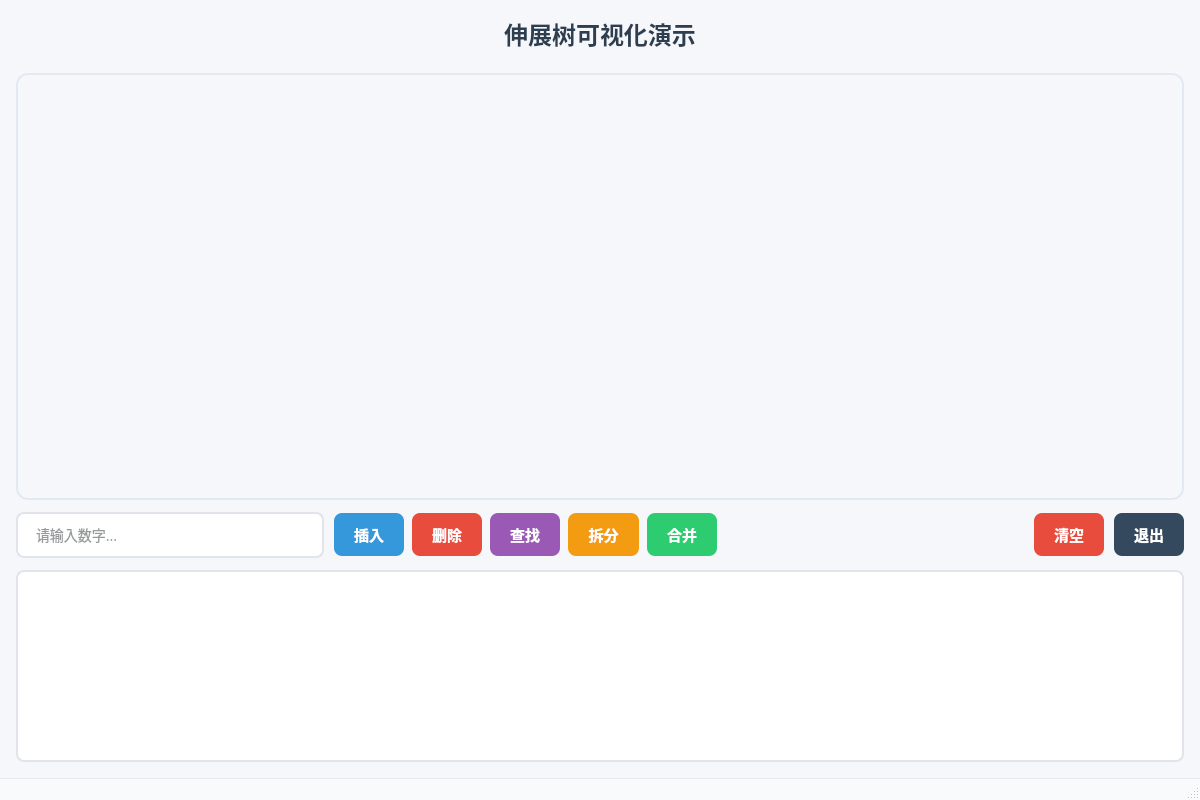
This is mainwindow.ui in xiyuan-qin/ds_course_design_qt as Qt 5 draws it before an edit. The edited form follows.
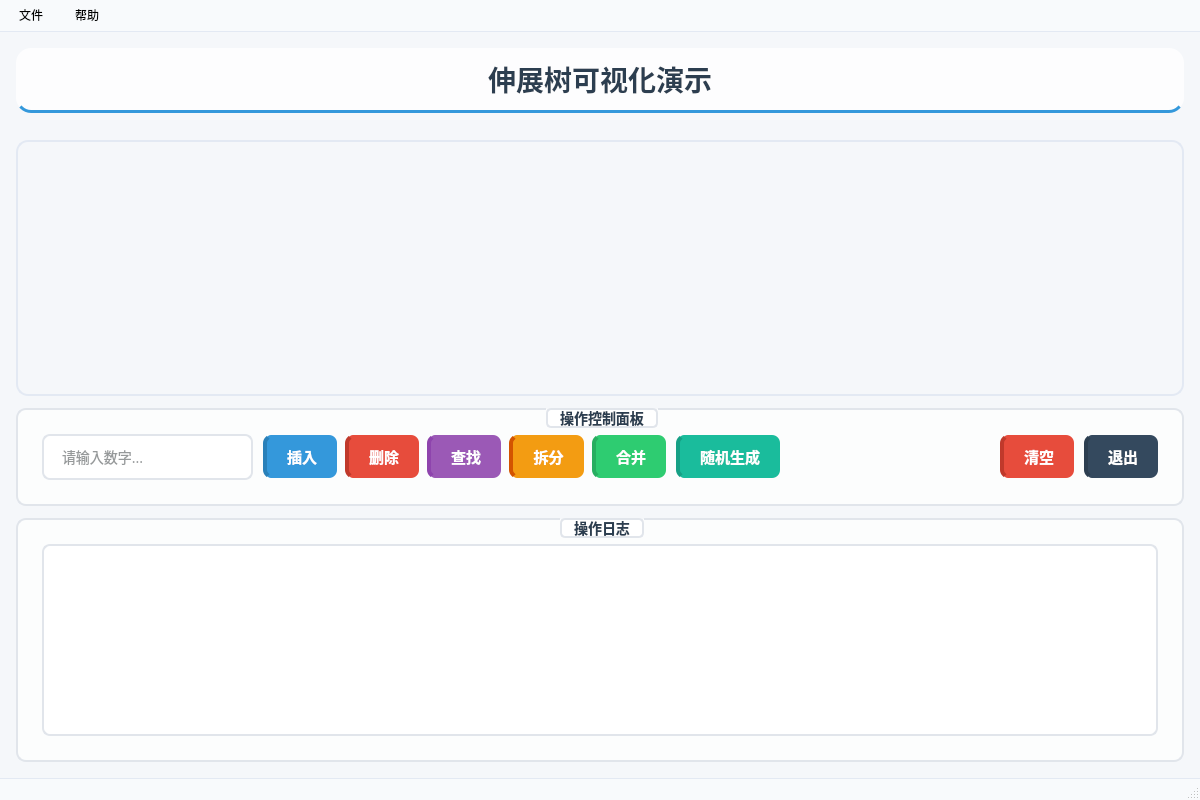
This is the edited form. Icons and pictures are not drawn. Custom widgets are drawn as their Qt base class.

```diff
--- a/mainwindow.ui
+++ b/mainwindow.ui
@@ -31,6 +31,7 @@
       border: none;
       border-radius: 8px;
       color: white;
+      transition: all 0.3s;
     }
     QPushButton:hover {
       transform: translateY(-2px);
@@ -57,6 +58,24 @@
       color: #2d3436;
       font-size: 13px;
     }
+    QGroupBox {
+      font-size: 14px;
+      font-weight: bold;
+      border: 2px solid #e1e5eb;
+      border-radius: 10px;
+      margin-top: 1.5ex;
+      padding: 15px;
+      background-color: rgba(255, 255, 255, 0.7);
+    }
+    QGroupBox::title {
+      subcontrol-origin: margin;
+      subcontrol-position: top center;
+      padding: 0 10px;
+      color: #2c3e50;
+      background-color: white;
+      border: 2px solid #e1e5eb;
+      border-radius: 5px;
+    }
    </string>
   </property>
   <widget class="QWidget" name="centralwidget">
@@ -87,10 +106,14 @@
       <property name="styleSheet">
        <string>
         QLabel {
-          font-size: 24px;
+          font-size: 28px;
           font-weight: bold;
           color: #2c3e50;
-          margin-bottom: 10px;
+          margin-bottom: 15px;
+          padding: 10px;
+          background-color: rgba(255, 255, 255, 0.8);
+          border-radius: 15px;
+          border-bottom: 3px solid #3498db;
         }
        </string>
       </property>
@@ -120,7 +143,13 @@
      </widget>
     </item>
     <item>
-     <layout class="QHBoxLayout" name="controlsMainLayout">
+     <widget class="QGroupBox" name="controlsGroupBox">
+      <property name="title">
+       <string>操作控制面板</string>
+      </property>
+      <layout class="QVBoxLayout" name="controlsGroupLayout">
+       <item>
+        <layout class="QHBoxLayout" name="operationsLayout">
       <property name="spacing">
        <number>10</number>
       </property>
@@ -172,7 +201,8 @@
           </property>
           <property name="styleSheet">
            <string>
-            background-color: #3498db;
+               background-color: #3498db;
+               border-left: 4px solid #2980b9;
            </string>
           </property>
           <property name="icon">
@@ -201,7 +231,8 @@
           </property>
           <property name="styleSheet">
            <string>
-            background-color: #e74c3c;
+               background-color: #e74c3c;
+               border-left: 4px solid #c0392b;
            </string>
           </property>
          </widget>
@@ -227,7 +258,8 @@
           </property>
           <property name="styleSheet">
            <string>
-            background-color: #9b59b6;
+               background-color: #9b59b6;
+               border-left: 4px solid #8e44ad;
            </string>
           </property>
          </widget>
@@ -253,7 +285,8 @@
           </property>
           <property name="styleSheet">
            <string>
-            background-color: #f39c12;
+               background-color: #f39c12;
+               border-left: 4px solid #d35400;
            </string>
           </property>
          </widget>
@@ -279,13 +312,41 @@
           </property>
           <property name="styleSheet">
            <string>
-            background-color: #2ecc71;
+               background-color: #2ecc71;
+               border-left: 4px solid #27ae60;
            </string>
           </property>
          </widget>
         </item>
        </layout>
       </item>
+         <item>
+          <widget class="QPushButton" name="randomButton">
+           <property name="text">
+            <string>随机生成</string>
+           </property>
+           <property name="minimumHeight">
+            <number>40</number>
+           </property>
+           <property name="maximumWidth">
+            <number>100</number>
+           </property>
+           <property name="font">
+            <font>
+             <family>Microsoft YaHei</family>
+             <pointsize>11</pointsize>
+             <weight>75</weight>
+             <bold>true</bold>
+            </font>
+           </property>
+           <property name="styleSheet">
+            <string>
+             background-color: #1abc9c;
+             border-left: 4px solid #16a085;
+            </string>
+           </property>
+          </widget>
+         </item>
       <item>
        <spacer name="horizontalSpacer">
         <property name="orientation">
@@ -323,8 +384,9 @@
         </property>
         <property name="styleSheet">
          <string>
-          background-color: #e74c3c;
-          border-radius: 8px;
+             background-color: #e74c3c;
+             border-radius: 8px;
+             border-left: 4px solid #c0392b;
          </string>
         </property>
        </widget>
@@ -350,34 +412,44 @@
         </property>
         <property name="styleSheet">
          <string>
-          background-color: #34495e;
-          border-radius: 8px;
+             background-color: #34495e;
+             border-radius: 8px;
+             border-left: 4px solid #2c3e50;
          </string>
         </property>
        </widget>
       </item>
      </layout>
     </item>
+      </layout>
+     </widget>
+    </item>
     <item>
-     <widget class="QTextBrowser" name="textBrowser">
+     <widget class="QGroupBox" name="logGroupBox">
+      <property name="title">
+       <string>操作日志</string>
+      </property>
       <property name="maximumHeight">
        <number>100</number>
       </property>
-      <property name="minimumHeight">
-       <number>100</number>
-      </property>
+      <layout class="QVBoxLayout" name="logLayout">
+       <item>
+        <widget class="QTextBrowser" name="textBrowser">
       <property name="styleSheet">
        <string>
-        QTextBrowser {
-          background-color: white;
-          border: 2px solid #e1e5eb;
-          border-radius: 8px;
-          padding: 12px;
-          color: #2d3436;
-          font-size: 13px;
-        }
-       </string>
-      </property>
+           QTextBrowser {
+             background-color: white;
+             border: 2px solid #e1e5eb;
+             border-radius: 8px;
+             padding: 12px;
+             color: #2d3436;
+             font-size: 13px;
+           }
+          </string>
+         </property>
+        </widget>
+       </item>
+      </layout>
      </widget>
     </item>
    </layout>
@@ -396,6 +468,85 @@
     </string>
    </property>
   </widget>
+  <widget class="QMenuBar" name="menuBar">
+   <property name="geometry">
+    <rect>
+     <x>0</x>
+     <y>0</y>
+     <width>1200</width>
+     <height>22</height>
+    </rect>
+   </property>
+   <property name="styleSheet">
+    <string>
+     QMenuBar {
+       background-color: #f8fafc;
+       border-bottom: 1px solid #e3e9f3;
+     }
+     QMenuBar::item {
+       padding: 6px 10px;
+       margin: 1px 3px;
+     }
+     QMenuBar::item:selected {
+       background-color: #3498db;
+       color: white;
+       border-radius: 4px;
+     }
+    </string>
+   </property>
+   <widget class="QMenu" name="menuFile">
+    <property name="title">
+     <string>文件</string>
+    </property>
+    <addaction name="actionSave"/>
+    <addaction name="actionLoad"/>
+    <addaction name="separator"/>
+    <addaction name="actionExit"/>
+   </widget>
+   <widget class="QMenu" name="menuHelp">
+    <property name="title">
+     <string>帮助</string>
+    </property>
+    <addaction name="actionAbout"/>
+    <addaction name="actionTutorial"/>
+   </widget>
+   <addaction name="menuFile"/>
+   <addaction name="menuHelp"/>
+  </widget>
+  <action name="actionSave">
+   <property name="text">
+    <string>保存树</string>
+   </property>
+   <property name="shortcut">
+    <string>Ctrl+S</string>
+   </property>
+  </action>
+  <action name="actionLoad">
+   <property name="text">
+    <string>加载树</string>
+   </property>
+   <property name="shortcut">
+    <string>Ctrl+O</string>
+   </property>
+  </action>
+  <action name="actionExit">
+   <property name="text">
+    <string>退出</string>
+   </property>
+   <property name="shortcut">
+    <string>Ctrl+Q</string>
+   </property>
+  </action>
+  <action name="actionAbout">
+   <property name="text">
+    <string>关于</string>
+   </property>
+  </action>
+  <action name="actionTutorial">
+   <property name="text">
+    <string>伸展树教程</string>
+   </property>
+  </action>
  </widget>
  <customwidgets>
   <customwidget>
```
Left out of the diff: 6 changed lines with no effect on the pictures. Lines whose indentation alone changed are shown as unchanged.
